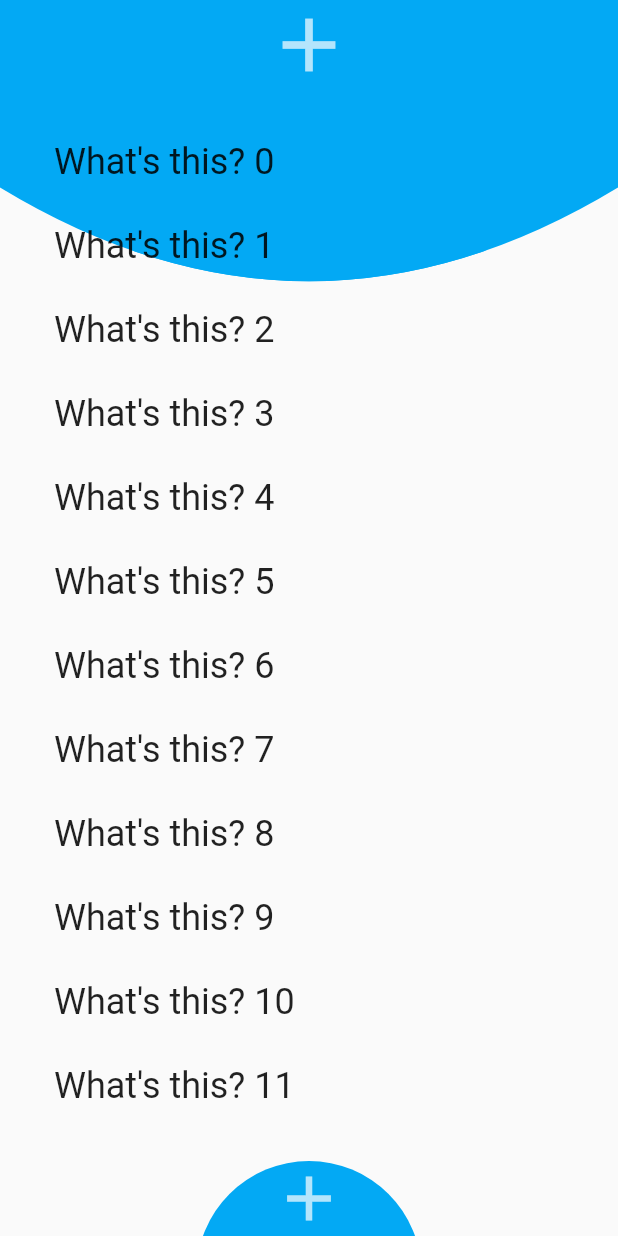
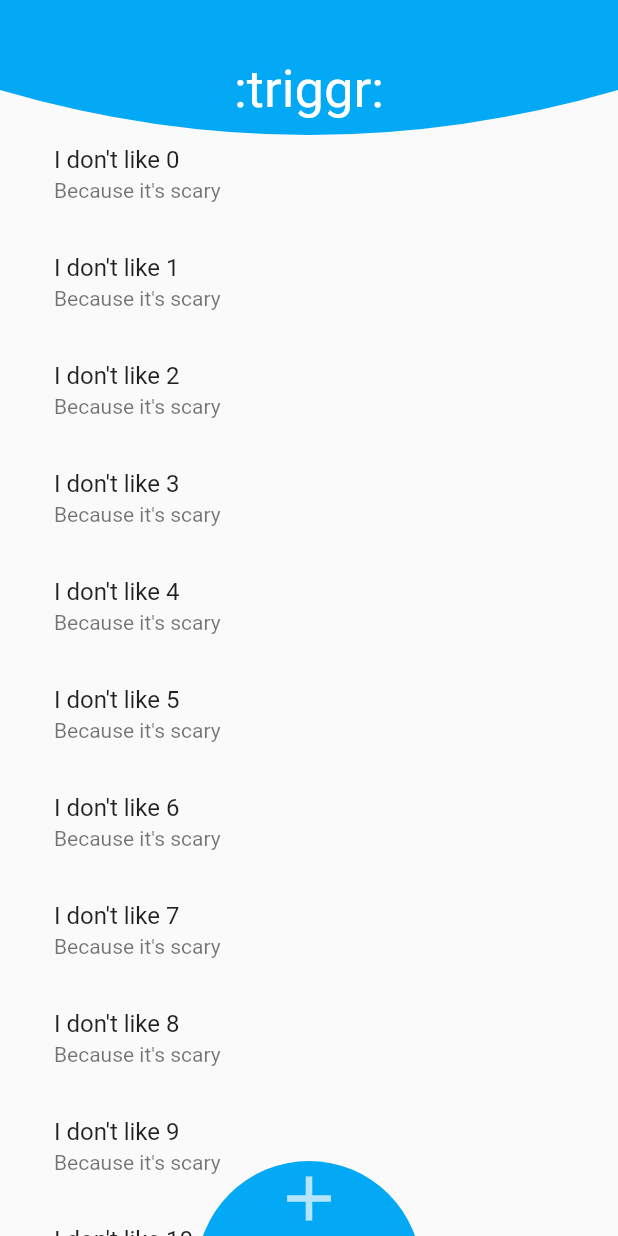
Before and after one commit to mrsetia1/triggr, a Flutter app: the screen it shows after launch, on a phone screen of 412 x 824 dp. Run offline on Flutter 3.47's test engine with Material 2 defaults, Android fonts, the phone set to English and light mode, and no system bars.

Commit message:
Simplified layout

```diff
--- a/lib/components/addButton.dart
+++ b/lib/components/addButton.dart
@@ -25,7 +25,7 @@ class _AddButtonState extends State<AddButton>
         AnimationController(vsync: this, duration: Duration(milliseconds: 750))
           ..addListener(() {
             if (_animationController.isCompleted) {
-//              Navigator.pushNamed(context, "/add");
+              Navigator.pushNamed(context, "/add");
             }
             setState(() {});
           });
--- a/lib/components/dashButton.dart
+++ b/lib/components/dashButton.dart
@@ -42,7 +42,7 @@ class _DashButtonState extends State<DashButton>
     ).animate(buttonGrowAnimation);
 
     buttonZoomOutAnimation = new Tween(
-      begin: 150.0,
+      begin: 100.0,
       end: 1500.0,
     ).animate(buttonGrowAnimation);
 
--- /dev/null
+++ b/lib/components/header.dart
@@ -0,0 +1,28 @@
+import 'package:flutter/material.dart';
+
+import 'package:triggr/components/headerClipper.dart';
+
+class Header extends StatelessWidget {
+  const Header({Key key}) : super(key: key);
+
+  @override
+  Widget build(BuildContext context) {
+    return new Container(
+        width: MediaQuery.of(context).size.width,
+        child: new GestureDetector(
+          child: Container(
+            width: MediaQuery.of(context).size.width,
+            height: 120,
+            child: ClipPath(
+              clipper: HeaderClipper(),
+              child: Container(
+                alignment: Alignment.center,
+                decoration: BoxDecoration(color: Colors.lightBlue),
+                child: Text(":triggr:",
+                    style: TextStyle(color: Colors.white, fontSize: 35)),
+              ),
+            ),
+          ),
+        ));
+  }
+}
--- /dev/null
+++ b/lib/components/triggerList.dart
@@ -0,0 +1,28 @@
+import 'package:flutter/material.dart';
+
+import 'package:triggr/models/trigger.dart';
+
+@immutable
+class TriggerList extends StatelessWidget {
+  const TriggerList({Key key, this.triggers}) : super(key: key);
+
+  final List<Trigger> triggers;
+
+  @override
+  Widget build(BuildContext context) {
+    return Container(
+      height: MediaQuery.of(context).size.height - 60,
+      child: ListView.builder(
+        // Let the ListView know how many items it needs to build
+        itemCount: triggers.length,
+        // Provide a builder function. This is where the magic happens! We'll
+        // convert each item into a Widget based on the type of item it is.
+        itemBuilder: (context, index) {
+          final item = triggers[index];
+          return ListTile(
+              title: Text(item.title), subtitle: Text(item.content));
+        },
+      ),
+    );
+  }
+}
--- a/lib/models/trigger.dart
+++ b/lib/models/trigger.dart
@@ -1,8 +1,9 @@
 import 'package:triggr/models/reason.dart';
 
 class Trigger {
-  String title;
-  List<Reason> reasons;
+  final String title;
+  final String content;
+  final List<Reason> reasons;
 
-  Trigger(this.title, this.reasons);
+  Trigger(this.title, this.content, this.reasons);
 }
--- a/lib/pages/main.dart
+++ b/lib/pages/main.dart
@@ -1,9 +1,10 @@
 import 'package:flutter/material.dart';
 
 import 'package:triggr/components/addButton.dart';
-import 'package:triggr/components/dashButton.dart';
+import 'package:triggr/components/header.dart';
 import 'package:triggr/models/trigger.dart';
 import 'package:triggr/models/reason.dart';
+import 'package:triggr/components/triggerList.dart';
 
 class MainPage extends StatefulWidget {
   MainPage({Key key}) : super(key: key);
@@ -15,7 +16,7 @@ class MainPage extends StatefulWidget {
 class _MainPageState extends State<MainPage> {
   final triggers = List<Trigger>.generate(
     30,
-    (i) => Trigger("What's this? $i", new List<Reason>()),
+    (i) => Trigger("I don't like $i", "Because it's scary", new List<Reason>()),
   );
 
   @override
@@ -29,7 +30,7 @@ class _MainPageState extends State<MainPage> {
       body: Container(
         child: new Stack(
           fit: StackFit.expand,
-          children: <Widget>[_buildHeader(), _buildList(), _buildFab()],
+          children: <Widget>[_buildList(), _buildHeader(), _buildFab()],
         ),
       ),
     );
@@ -44,32 +45,16 @@ class _MainPageState extends State<MainPage> {
 
   Widget _buildHeader() {
     return Positioned(
-      width: MediaQuery.of(context).size.width,
-      top: 0,
-      child: new DashButton()
-    );
+        width: MediaQuery.of(context).size.width, top: 0, child: new Header());
   }
 
   Widget _buildList() {
-    return Padding(
-      padding: const EdgeInsets.only(top: 80.0, left: 20, bottom: 60),
-      child: Container(
-        height: MediaQuery.of(context).size.height - 60,
-        child: ListView.builder(
-          // Let the ListView know how many items it needs to build
-          itemCount: triggers.length,
-          // Provide a builder function. This is where the magic happens! We'll
-          // convert each item into a Widget based on the type of item it is.
-          itemBuilder: (context, index) {
-            final item = triggers[index];
-            return ListTile(
-              title: Text(
-                item.title,
-                style: Theme.of(context).textTheme.headline,
-              ),
-            );
-          },
-        ),
+    return Positioned(
+      top: 80,
+      width: MediaQuery.of(context).size.width,
+      child: Padding(
+        padding: const EdgeInsets.only(left: 20),
+        child:  new TriggerList(triggers: triggers),
       ),
     );
   }
```
